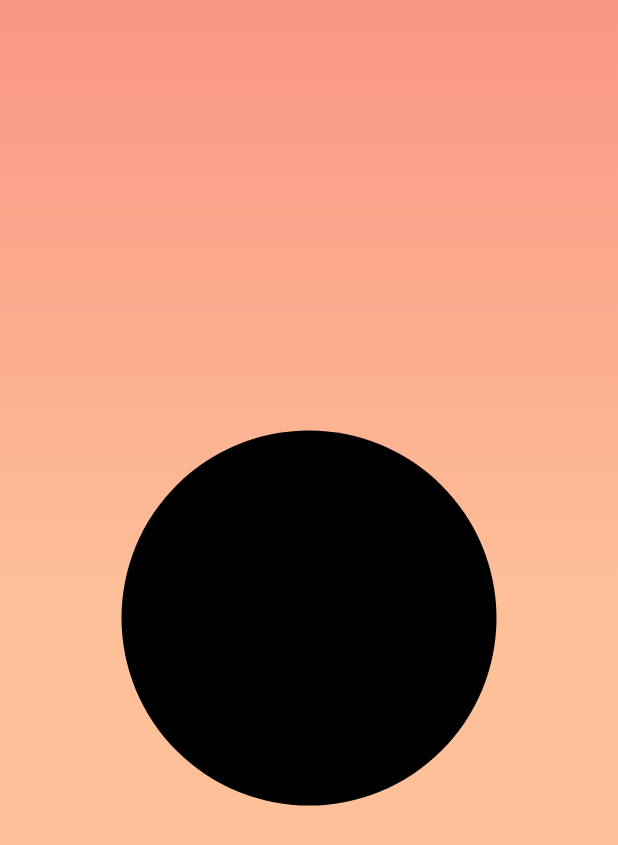
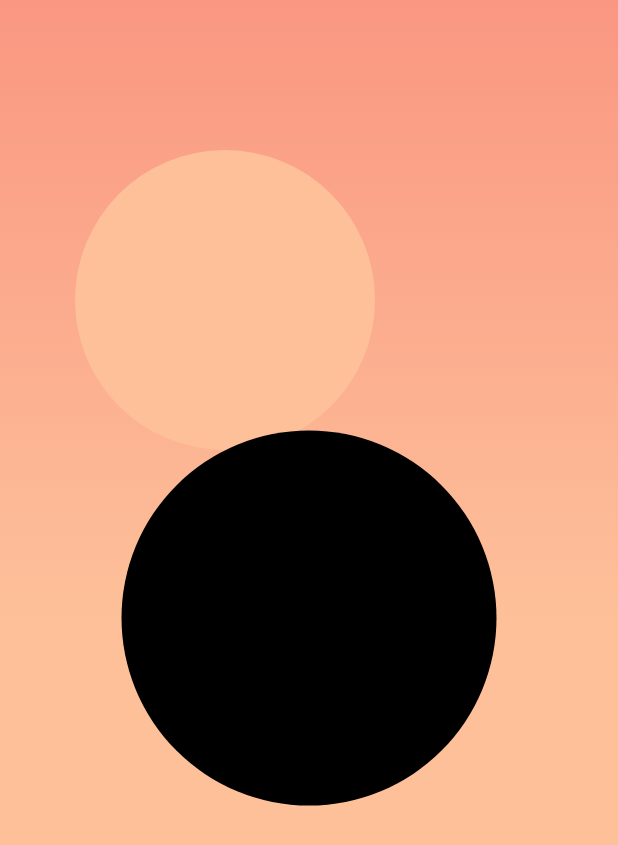
Before and after one commit to guitoof/flutter-zen-breath, a Flutter app: the screen it shows after launch, on a phone screen of 412 x 824 dp. Shown: the top 845 px of the screen. Run offline on Flutter 3.47's test engine with Material 2 defaults, Android fonts, the phone set to English and light mode, and no system bars.

Commit message:
:lipstick: (Scene) Add a Sun to the scene

```diff
--- a/lib/scene/scene.dart
+++ b/lib/scene/scene.dart
@@ -1,5 +1,6 @@
 import 'package:flutter/material.dart';
 import 'package:flutter_zen_breath/scene/sky.dart';
+import 'package:flutter_zen_breath/scene/sun.dart';
 
 class Scene extends StatelessWidget {
   final Widget child;
@@ -8,6 +9,11 @@ class Scene extends StatelessWidget {
 
   @override
   Widget build(BuildContext context) {
-    return Sky(child: child);
+    return Sky(
+      child: CustomPaint(
+        painter: Sun(),
+        child: child,
+      ),
+    );
   }
 }
--- /dev/null
+++ b/lib/scene/sun.dart
@@ -0,0 +1,15 @@
+import 'package:flutter/widgets.dart';
+
+class Sun extends CustomPainter {
+  final double _size = 100.0;
+  final Offset _position = Offset(150, 200);
+  final Paint _paint = Paint()..color = Color(0xFFFDC099);
+
+  @override
+  void paint(Canvas canvas, Size size) {
+    canvas.drawCircle(_position, _size, _paint);
+  }
+
+  @override
+  bool shouldRepaint(CustomPainter oldDelegate) => false;
+}
```
